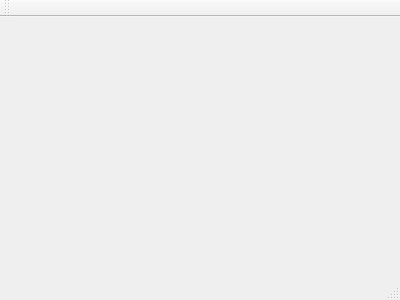
First picture: the form in mainwindow.ui, repository Granddave/Stretch-timer, before the edit.
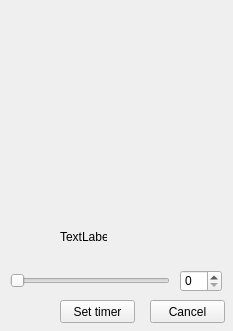
Second picture: the form after the edit.

Patch:
```diff
--- a/mainwindow.ui
+++ b/mainwindow.ui
@@ -1,24 +1,95 @@
 <ui version="4.0">
  <class>MainWindow</class>
- <widget class="QMainWindow" name="MainWindow" >
-  <property name="geometry" >
+ <widget class="QMainWindow" name="MainWindow">
+  <property name="geometry">
    <rect>
     <x>0</x>
     <y>0</y>
-    <width>400</width>
-    <height>300</height>
+    <width>233</width>
+    <height>331</height>
    </rect>
   </property>
   <property name="windowTitle" >
    <string>MainWindow</string>
   </property>
-  <widget class="QMenuBar" name="menuBar" />
-  <widget class="QToolBar" name="mainToolBar" />
-  <widget class="QWidget" name="centralWidget" />
-  <widget class="QStatusBar" name="statusBar" />
+  <property name="layoutDirection">
+   <enum>Qt::LeftToRight</enum>
+  </property>
+  <property name="autoFillBackground">
+   <bool>false</bool>
+  </property>
+  <widget class="QWidget" name="centralWidget">
+   <widget class="QPushButton" name="button_Cancel">
+    <property name="geometry">
+     <rect>
+      <x>150</x>
+      <y>300</y>
+      <width>75</width>
+      <height>23</height>
+     </rect>
+    </property>
+    <property name="text">
+     <string>Cancel</string>
+    </property>
+   </widget>
+   <widget class="QSlider" name="slider_interval">
+    <property name="geometry">
+     <rect>
+      <x>10</x>
+      <y>270</y>
+      <width>160</width>
+      <height>22</height>
+     </rect>
+    </property>
+    <property name="minimum">
+     <number>1</number>
+    </property>
+    <property name="maximum">
+     <number>120</number>
+    </property>
+    <property name="orientation">
+     <enum>Qt::Horizontal</enum>
+    </property>
+   </widget>
+   <widget class="QSpinBox" name="spinBox_Interval">
+    <property name="geometry">
+     <rect>
+      <x>180</x>
+      <y>270</y>
+      <width>42</width>
+      <height>22</height>
+     </rect>
+    </property>
+   </widget>
+   <widget class="QPushButton" name="button_setTimer">
+    <property name="geometry">
+     <rect>
+      <x>60</x>
+      <y>300</y>
+      <width>75</width>
+      <height>23</height>
+     </rect>
+    </property>
+    <property name="text">
+     <string>Set timer</string>
+    </property>
+   </widget>
+   <widget class="QLabel" name="label_timeLeft">
+    <property name="geometry">
+     <rect>
+      <x>60</x>
+      <y>230</y>
+      <width>47</width>
+      <height>13</height>
+     </rect>
+    </property>
+    <property name="text">
+     <string>TextLabel</string>
+    </property>
+   </widget>
+  </widget>
  </widget>
- <layoutDefault spacing="6" margin="11" />
- <pixmapfunction></pixmapfunction>
+ <layoutdefault spacing="6" margin="11"/>
  <resources/>
  <connections/>
 </ui>
```
Left out of the diff: 3 changed lines with no effect on the pictures.
